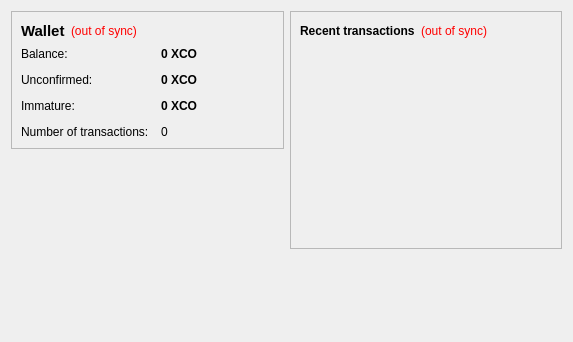
The window that src/qt/forms/overviewpage.ui (kryptobytes/Xcoin) describes before a commit, drawn with Qt 5.
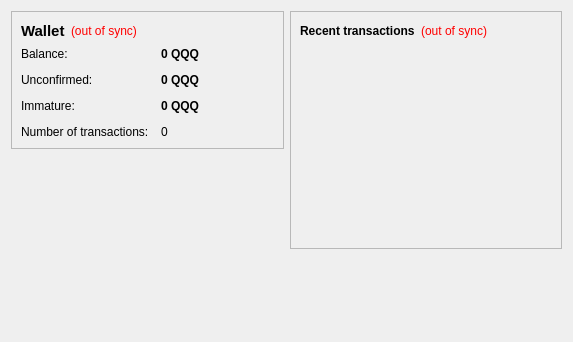
The same window after the commit.

Diff of the .ui file:
```diff
--- a/src/qt/forms/overviewpage.ui
+++ b/src/qt/forms/overviewpage.ui
@@ -105,7 +105,7 @@
              <string>Your current balance</string>
             </property>
             <property name="text">
-             <string notr="true">0 XCO</string>
+             <string notr="true">0 QQQ</string>
             </property>
             <property name="textInteractionFlags">
              <set>Qt::LinksAccessibleByMouse|Qt::TextSelectableByKeyboard|Qt::TextSelectableByMouse</set>
@@ -134,7 +134,7 @@
              <string>Total of transactions that have yet to be confirmed, and do not yet count toward the current balance</string>
             </property>
             <property name="text">
-             <string notr="true">0 XCO</string>
+             <string notr="true">0 QQQ</string>
             </property>
             <property name="textInteractionFlags">
              <set>Qt::LinksAccessibleByMouse|Qt::TextSelectableByKeyboard|Qt::TextSelectableByMouse</set>
@@ -177,7 +177,7 @@
              <string>Mined balance that has not yet matured</string>
             </property>
             <property name="text">
-             <string notr="true">0 XCO</string>
+             <string notr="true">0 QQQ</string>
             </property>
             <property name="textInteractionFlags">
              <set>Qt::LinksAccessibleByMouse|Qt::TextSelectableByKeyboard|Qt::TextSelectableByMouse</set>
```
